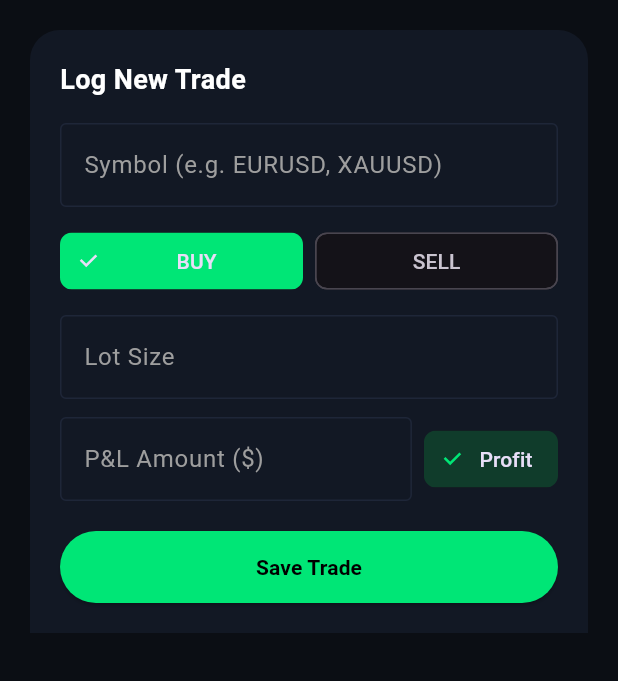
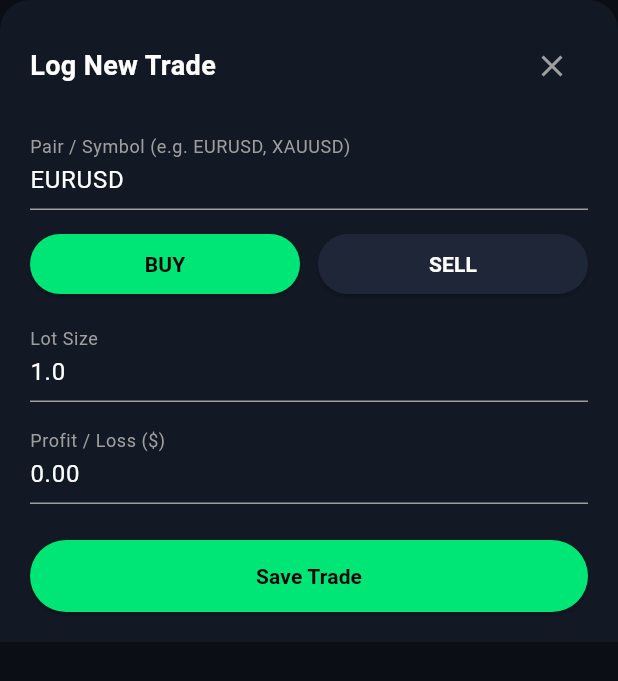
Before and after one commit to irshadqureshi961-dot/proptrack, a Flutter app: the LogTradeSheet widget shown alone on an empty page, opened directly, on a phone screen of 412 x 824 dp. Shown: the top 681 px of the screen. Run offline on Flutter 3.47's test engine with Material 3 defaults, Android fonts, the phone set to English and light mode, and no system bars; our stand-ins replace flutter_riverpod, google_fonts, supabase_flutter; accounts and stored records are empty.

Commit message:
Fix empty Log Trade modal sheet with full form controls

```diff
--- a/lib/features/trades/widgets/log_trade_sheet.dart
+++ b/lib/features/trades/widgets/log_trade_sheet.dart
@@ -1,5 +1,4 @@
 import 'package:flutter/material.dart';
-import '../../../core/services/trade_service.dart';
 
 class LogTradeSheet extends StatefulWidget {
   final Function(Map<String, dynamic>) onTradeAdded;
@@ -11,108 +10,87 @@ class LogTradeSheet extends StatefulWidget {
 }
 
 class _LogTradeSheetState extends State<LogTradeSheet> {
-  final _symbolController = TextEditingController();
-  final _lotSizeController = TextEditingController();
-  final _pnlController = TextEditingController();
-  final _tradeService = TradeService();
+  final _symbolController = TextEditingController(text: 'EURUSD');
+  final _lotSizeController = TextEditingController(text: '1.0');
+  final _entryPriceController = TextEditingController();
+  final _exitPriceController = TextEditingController();
+  final _pnlController = TextEditingController(text: '0.00');
 
   String _tradeType = 'BUY';
-  bool _isProfit = true;
-  bool _isSubmitting = false;
-
-  Future<void> _submitTrade() async {
-    final symbol = _symbolController.text.trim().toUpperCase();
-    final lotSize = double.tryParse(_lotSizeController.text.trim()) ?? 0.0;
-    final rawPnl = double.tryParse(_pnlController.text.trim()) ?? 0.0;
-
-    if (symbol.isEmpty || lotSize <= 0) return;
-
-    final numericPnl = _isProfit ? rawPnl.abs() : -rawPnl.abs();
-
-    setState(() => _isSubmitting = true);
-
-    await _tradeService.logTrade(
-      symbol: symbol,
-      type: _tradeType,
-      lotSize: lotSize,
-      pnl: numericPnl,
-    );
-
-    final formattedPnl = '${numericPnl >= 0 ? '+\$' : '-\$'}${numericPnl.abs().toStringAsFixed(2)}';
-
-    widget.onTradeAdded({
-      'symbol': symbol,
-      'type': _tradeType,
-      'size': '$lotSize Lots',
-      'pnl': formattedPnl,
-      'isProfit': _isProfit,
-      'numericPnl': numericPnl,
-    });
-
-    if (mounted) {
-      setState(() => _isSubmitting = false);
-      Navigator.pop(context);
-    }
-  }
 
   @override
   Widget build(BuildContext context) {
-    return Padding(
-      padding: EdgeInsets.only(
-        bottom: MediaQuery.of(context).viewInsets.bottom,
-        top: 20,
-        left: 20,
-        right: 20,
-      ),
-      child: Container(
+    return Container(
       decoration: const BoxDecoration(
         color: Color(0xFF121824),
         borderRadius: BorderRadius.vertical(top: Radius.circular(20)),
       ),
-        padding: const EdgeInsets.all(20),
+      padding: EdgeInsets.only(
+        bottom: MediaQuery.of(context).viewInsets.bottom + 20,
+        left: 20,
+        right: 20,
+        top: 20,
+      ),
       child: SingleChildScrollView(
         child: Column(
           mainAxisSize: MainAxisSize.min,
-            crossAxisAlignment: CrossAxisAlignment.stretch,
+          crossAxisAlignment: CrossAxisAlignment.start,
+          children: [
+            Row(
+              mainAxisAlignment: MainAxisAlignment.spaceBetween,
               children: [
                 const Text(
                   'Log New Trade',
-                style: TextStyle(fontSize: 18, fontWeight: FontWeight.bold, color: Colors.white),
+                  style: TextStyle(color: Colors.white, fontSize: 18, fontWeight: FontWeight.bold),
+                ),
+                IconButton(
+                  icon: const Icon(Icons.close, color: Colors.grey),
+                  onPressed: () => Navigator.pop(context),
+                ),
+              ],
             ),
             const SizedBox(height: 16),
+
+            // Symbol Input
             TextField(
               controller: _symbolController,
               style: const TextStyle(color: Colors.white),
               decoration: const InputDecoration(
-                  labelText: 'Symbol (e.g. EURUSD, XAUUSD)',
+                labelText: 'Pair / Symbol (e.g. EURUSD, XAUUSD)',
                 labelStyle: TextStyle(color: Colors.grey),
-                  enabledBorder: OutlineInputBorder(borderSide: BorderSide(color: Color(0xFF1E2638))),
-                  focusedBorder: OutlineInputBorder(borderSide: BorderSide(color: Color(0xFF00E676))),
+                enabledBorder: UnderlineInputBorder(borderSide: BorderSide(color: Colors.grey)),
+                focusedBorder: UnderlineInputBorder(borderSide: BorderSide(color: Color(0xFF00E676))),
               ),
             ),
             const SizedBox(height: 12),
+
+            // Trade Type Selector (BUY / SELL)
             Row(
               children: [
                 Expanded(
-                    child: ChoiceChip(
-                      label: const Center(child: Text('BUY')),
-                      selected: _tradeType == 'BUY',
-                      selectedColor: const Color(0xFF00E676),
-                      onSelected: (val) => setState(() => _tradeType = 'BUY'),
+                  child: ElevatedButton(
+                    style: ElevatedButton.styleFrom(
+                      backgroundColor: _tradeType == 'BUY' ? const Color(0xFF00E676) : const Color(0xFF1E2638),
+                    ),
+                    onPressed: () => setState(() => _tradeType = 'BUY'),
+                    child: Text('BUY', style: TextStyle(color: _tradeType == 'BUY' ? Colors.black : Colors.white, fontWeight: FontWeight.bold)),
                   ),
                 ),
-                  const SizedBox(width: 8),
+                const SizedBox(width: 12),
                 Expanded(
-                    child: ChoiceChip(
-                      label: const Center(child: Text('SELL')),
-                      selected: _tradeType == 'SELL',
-                      selectedColor: const Color(0xFFFF5252),
-                      onSelected: (val) => setState(() => _tradeType = 'SELL'),
+                  child: ElevatedButton(
+                    style: ElevatedButton.styleFrom(
+                      backgroundColor: _tradeType == 'SELL' ? Colors.redAccent : const Color(0xFF1E2638),
+                    ),
+                    onPressed: () => setState(() => _tradeType = 'SELL'),
+                    child: Text('SELL', style: TextStyle(color: _tradeType == 'SELL' ? Colors.black : Colors.white, fontWeight: FontWeight.bold)),
                   ),
                 ),
               ],
             ),
             const SizedBox(height: 12),
+
+            // Lot Size Input
             TextField(
               controller: _lotSizeController,
               keyboardType: const TextInputType.numberWithOptions(decimal: true),
@@ -120,56 +98,46 @@ class _LogTradeSheetState extends State<LogTradeSheet> {
               decoration: const InputDecoration(
                 labelText: 'Lot Size',
                 labelStyle: TextStyle(color: Colors.grey),
-                  enabledBorder: OutlineInputBorder(borderSide: BorderSide(color: Color(0xFF1E2638))),
-                  focusedBorder: OutlineInputBorder(borderSide: BorderSide(color: Color(0xFF00E676))),
+                enabledBorder: UnderlineInputBorder(borderSide: BorderSide(color: Colors.grey)),
+                focusedBorder: UnderlineInputBorder(borderSide: BorderSide(color: Color(0xFF00E676))),
               ),
             ),
             const SizedBox(height: 12),
-              Row(
-                children: [
-                  Expanded(
-                    child: TextField(
+
+            // PnL Input
+            TextField(
               controller: _pnlController,
-                      keyboardType: const TextInputType.numberWithOptions(decimal: true),
+              keyboardType: const TextInputType.numberWithOptions(decimal: true, signed: true),
               style: const TextStyle(color: Colors.white),
               decoration: const InputDecoration(
-                        labelText: r'P&L Amount ($)',
+                labelText: 'Profit / Loss (\$)',
                 labelStyle: TextStyle(color: Colors.grey),
-                        enabledBorder: OutlineInputBorder(borderSide: BorderSide(color: Color(0xFF1E2638))),
-                        focusedBorder: OutlineInputBorder(borderSide: BorderSide(color: Color(0xFF00E676))),
+                enabledBorder: UnderlineInputBorder(borderSide: BorderSide(color: Colors.grey)),
+                focusedBorder: UnderlineInputBorder(borderSide: BorderSide(color: Color(0xFF00E676))),
               ),
             ),
+            const SizedBox(height: 24),
+
+            // Save Trade Button
+            ElevatedButton(
+              style: ElevatedButton.styleFrom(
+                backgroundColor: const Color(0xFF00E676),
+                minimumSize: const Size.fromHeight(48),
               ),
-                  const SizedBox(width: 8),
-                  FilterChip(
-                    label: Text(_isProfit ? 'Profit' : 'Loss'),
-                    selected: _isProfit,
-                    selectedColor: const Color(0x3300E676),
-                    checkmarkColor: const Color(0xFF00E676),
-                    onSelected: (val) => setState(() => _isProfit = val),
+              onPressed: () {
+                final double pnl = double.tryParse(_pnlController.text) ?? 0.0;
+                widget.onTradeAdded({
+                  'symbol': _symbolController.text,
+                  'type': _tradeType,
+                  'lot': double.tryParse(_lotSizeController.text) ?? 1.0,
+                  'pnl': pnl,
+                  'date': DateTime.now().toString().split(' ')[0],
+                });
+                Navigator.pop(context);
+              },
+              child: const Text('Save Trade', style: TextStyle(color: Colors.black, fontWeight: FontWeight.bold)),
             ),
           ],
-              ),
-              const SizedBox(height: 20),
-              ElevatedButton(
-                onPressed: _isSubmitting ? null : _submitTrade,
-                style: ElevatedButton.styleFrom(
-                  backgroundColor: const Color(0xFF00E676),
-                  padding: const EdgeInsets.symmetric(vertical: 14),
-                ),
-                child: _isSubmitting
-                    ? const SizedBox(
-                        height: 20,
-                        width: 20,
-                        child: CircularProgressIndicator(strokeWidth: 2, color: Colors.black),
-                      )
-                    : const Text(
-                        'Save Trade',
-                        style: TextStyle(color: Colors.black, fontWeight: FontWeight.bold),
-                      ),
-              ),
-            ],
-          ),
         ),
       ),
     );
--- a/pubspec.yaml
+++ b/pubspec.yaml
@@ -1,7 +1,7 @@
 name: proptrack
 description: A new Flutter project for prop trading management.
 publish_to: 'none'
-version: 1.0.0+3
+version: 1.0.0+4
 
 environment:
   sdk: '>=3.0.0 <4.0.0'
```
Lines whose indentation alone changed are shown as unchanged.
